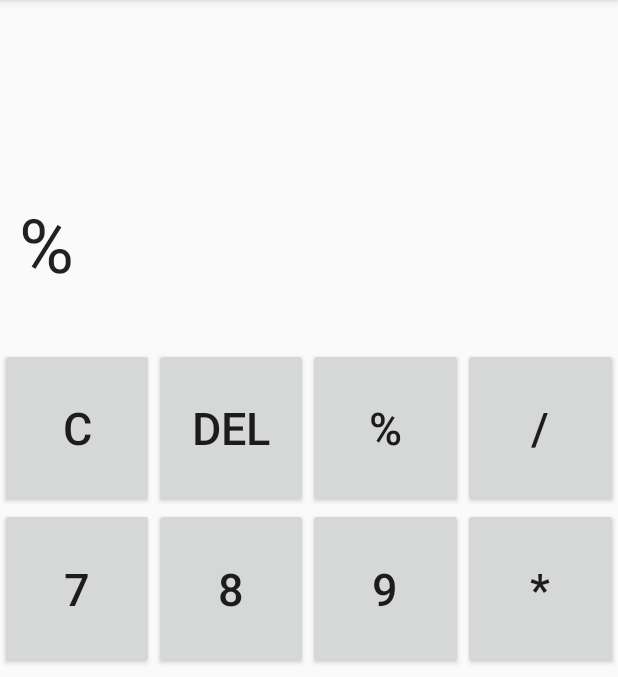
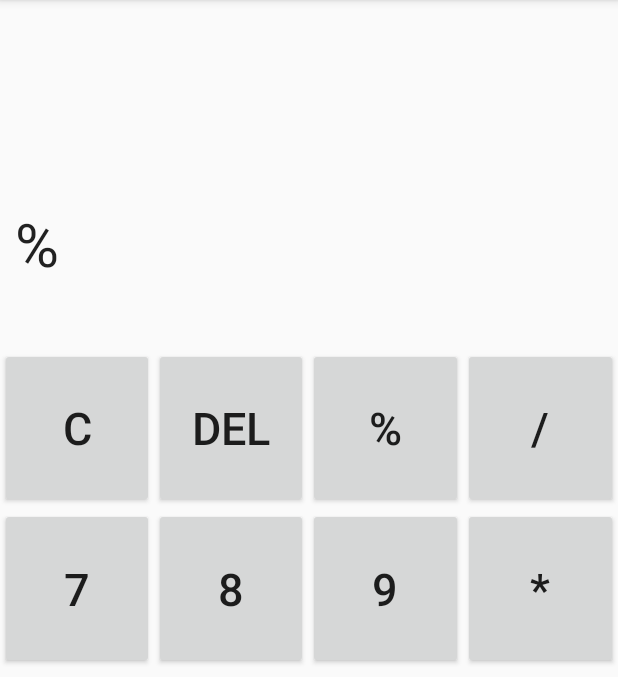
Before and after one commit to choi-seung-min/Calculator, an Android app: the screen it shows after launch (MainActivity), after a tap on an icon or button, on a phone screen of 412 x 824 dp, the part 84-761 px from its top. Run offline under Robolectric (Android 15) with nearby library versions, the phone set to English and light mode, and no system bars.

Commit message:
shorter code

```diff
--- a/app/src/main/java/com/example/calculator/MainActivity.kt
+++ b/app/src/main/java/com/example/calculator/MainActivity.kt
@@ -8,7 +8,7 @@ import android.widget.EditText
 import android.widget.Toast
 import kotlinx.android.synthetic.main.activity_main.*
 
-class MainActivity : AppCompatActivity() {
+class MainActivity : AppCompatActivity(), View.OnClickListener {
 
     var history = ""
     var number1 = ""
@@ -28,29 +28,6 @@ class MainActivity : AppCompatActivity() {
     override fun onCreate(savedInstanceState: Bundle?) {
         super.onCreate(savedInstanceState)
         setContentView(R.layout.activity_main)
-
-        val button0 = findViewById<Button>(R.id.button0)
-        button0.setOnClickListener(clickListener)
-        val button1 = findViewById<Button>(R.id.button1)
-        button1.setOnClickListener(clickListener)
-        val button2 = findViewById<Button>(R.id.button2)
-        button2.setOnClickListener(clickListener)
-        val button3 = findViewById<Button>(R.id.button3)
-        button3.setOnClickListener(clickListener)
-        val button4 = findViewById<Button>(R.id.button4)
-        button4.setOnClickListener(clickListener)
-        val button5 = findViewById<Button>(R.id.button5)
-        button5.setOnClickListener(clickListener)
-        val button6 = findViewById<Button>(R.id.button6)
-        button6.setOnClickListener(clickListener)
-        val button7 = findViewById<Button>(R.id.button7)
-        button7.setOnClickListener(clickListener)
-        val button8 = findViewById<Button>(R.id.button8)
-        button8.setOnClickListener(clickListener)
-        val button9 = findViewById<Button>(R.id.button9)
-        button9.setOnClickListener(clickListener)
-        val buttonDOT = findViewById<Button>(R.id.buttonDOT)
-        buttonDOT.setOnClickListener(clickListener)
 
         val buttonADD = findViewById<Button>(R.id.buttonADD)
         val buttonSUB = findViewById<Button>(R.id.buttonSUB)
@@ -157,8 +134,8 @@ class MainActivity : AppCompatActivity() {
         }
     }
 
-    val clickListener = View.OnClickListener { view ->
-        when(view.id){
+    override fun onClick(v: View?) {
+        when(v?.id){
             R.id.button0 -> et_result.setText(et_result.text.toString() + 0)
             R.id.button1 -> et_result.setText(et_result.text.toString() + 1)
             R.id.button2 -> et_result.setText(et_result.text.toString() + 2)
--- a/app/src/main/res/layout/activity_main.xml
+++ b/app/src/main/res/layout/activity_main.xml
@@ -20,7 +20,7 @@
         android:layout_width="match_parent"
         android:layout_height="0dp"
         android:layout_weight="3"
-        android:textSize="50dp"
+        android:textSize="40dp"
         android:background="@null"/>
 
     <LinearLayout
@@ -81,7 +81,8 @@
                 android:layout_height="match_parent"
                 android:layout_weight="1"
                 android:textSize="30dp"
-                android:id="@+id/button7"/>
+                android:id="@+id/button7"
+                android:onClick="onClick"/>
 
             <Button
                 android:text="8"
@@ -89,7 +90,8 @@
                 android:layout_height="match_parent"
                 android:layout_weight="1"
                 android:textSize="30dp"
-                android:id="@+id/button8"/>
+                android:id="@+id/button8"
+                android:onClick="onClick"/>
 
             <Button
                 android:text="9"
@@ -97,7 +99,8 @@
                 android:layout_height="match_parent"
                 android:layout_weight="1"
                 android:textSize="30dp"
-                android:id="@+id/button9"/>
+                android:id="@+id/button9"
+                android:onClick="onClick"/>
 
             <Button
                 android:text="*"
@@ -121,7 +124,8 @@
                 android:layout_height="match_parent"
                 android:layout_weight="1"
                 android:textSize="30dp"
-                android:id="@+id/button4"/>
+                android:id="@+id/button4"
+                android:onClick="onClick"/>
 
             <Button
                 android:text="5"
@@ -129,7 +133,8 @@
                 android:layout_height="match_parent"
                 android:layout_weight="1"
                 android:textSize="30dp"
-                android:id="@+id/button5"/>
+                android:id="@+id/button5"
+                android:onClick="onClick"/>
 
             <Button
                 android:text="6"
@@ -137,7 +142,8 @@
                 android:layout_height="match_parent"
                 android:layout_weight="1"
                 android:textSize="30dp"
-                android:id="@+id/button6"/>
+                android:id="@+id/button6"
+                android:onClick="onClick"/>
 
             <Button
                 android:text="-"
@@ -161,7 +167,8 @@
                 android:layout_height="match_parent"
                 android:layout_weight="1"
                 android:textSize="30dp"
-                android:id="@+id/button1"/>
+                android:id="@+id/button1"
+                android:onClick="onClick"/>
 
             <Button
                 android:text="2"
@@ -169,7 +176,8 @@
                 android:layout_height="match_parent"
                 android:layout_weight="1"
                 android:textSize="30dp"
-                android:id="@+id/button2"/>
+                android:id="@+id/button2"
+                android:onClick="onClick"/>
 
             <Button
                 android:text="3"
@@ -177,7 +185,8 @@
                 android:layout_height="match_parent"
                 android:layout_weight="1"
                 android:textSize="30dp"
-                android:id="@+id/button3"/>
+                android:id="@+id/button3"
+                android:onClick="onClick"/>
 
             <Button
                 android:text="+"
@@ -209,7 +218,8 @@
                 android:layout_height="match_parent"
                 android:layout_weight="1"
                 android:textSize="30dp"
-                android:id="@+id/button0"/>
+                android:id="@+id/button0"
+                android:onClick="onClick"/>
 
             <Button
                 android:text="."
@@ -217,7 +227,8 @@
                 android:layout_height="match_parent"
                 android:layout_weight="1"
                 android:textSize="30dp"
-                android:id="@+id/buttonDOT"/>
+                android:id="@+id/buttonDOT"
+                android:onClick="onClick"/>
 
             <Button
                 android:text="="
```
